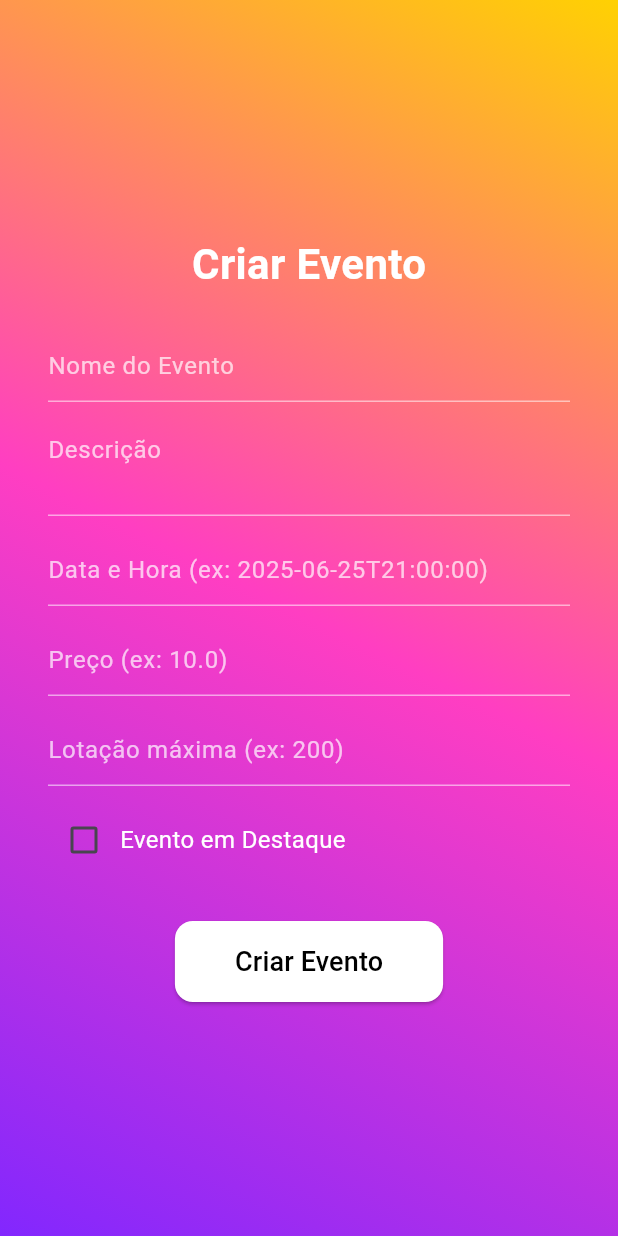
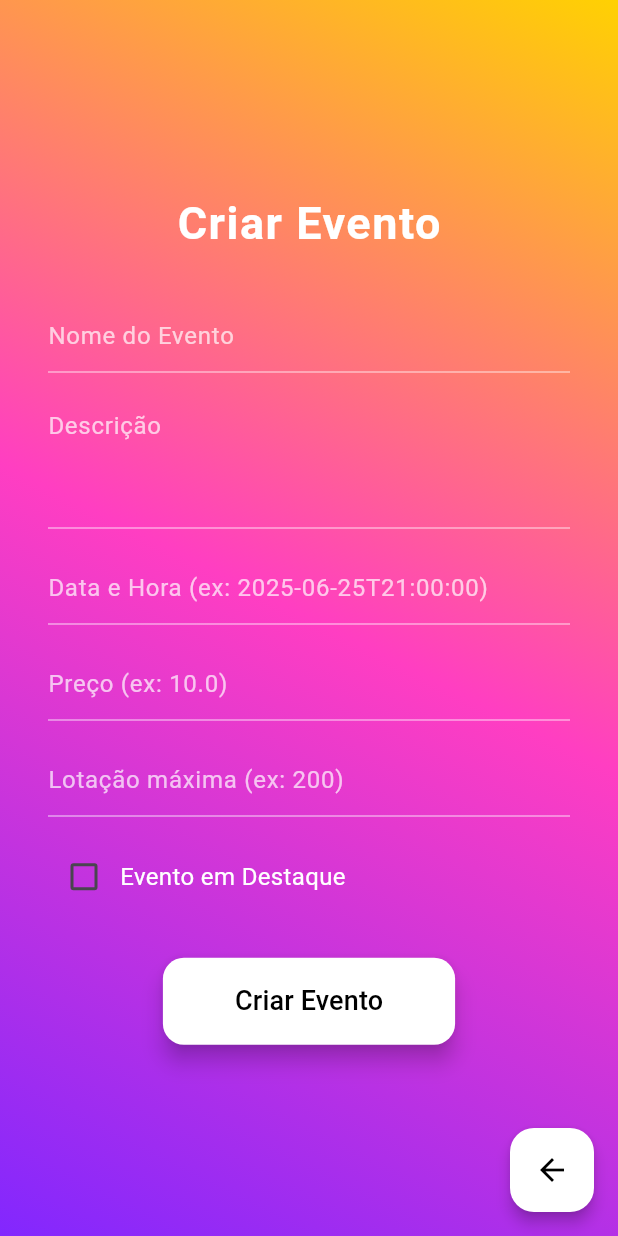
Before and after one commit to Reiis09/vibemaker-main, a Flutter app: the AdminPage screen opened directly, after a tap on "Criar Evento", on a phone screen of 412 x 824 dp. Run offline on Flutter 3.47's test engine with Material 3 defaults, Android fonts, the phone set to English and light mode, and no system bars; our stand-ins replace google_fonts, google_nav_bar, qr_flutter.

Commit message:
Versao final pbl

```diff
--- a/lib/admin_pages/adminhome_page.dart
+++ b/lib/admin_pages/adminhome_page.dart
@@ -23,27 +23,36 @@ class AdminPage extends StatelessWidget {
             end: Alignment.bottomLeft,
           ),
         ),
+        child: SafeArea(
           child: Center(
             child: Padding(
-            padding: const EdgeInsets.symmetric(horizontal: 32.0),
+              padding: const EdgeInsets.symmetric(horizontal: 24.0),
               child: Column(
-              mainAxisAlignment: MainAxisAlignment.center,
+                mainAxisSize: MainAxisSize.min,
                 children: [
+                  const Icon(
+                    Icons.admin_panel_settings_rounded,
+                    size: 60,
+                    color: Colors.white,
+                  ),
+                  const SizedBox(height: 16),
                   const Text(
                     "Painel de Administração",
+                    textAlign: TextAlign.center,
                     style: TextStyle(
                       fontSize: 26,
+                      fontWeight: FontWeight.bold,
                       color: Colors.white,
-                    fontWeight: FontWeight.bold,
+                      letterSpacing: 1.2,
                     ),
                   ),
                   const SizedBox(height: 40),
-                _buildAdminButton(
+                  _buildModernButton(
                     context,
-                  icon: Icons.add_circle_outline,
+                    icon: Icons.add_circle_outline_rounded,
                     text: "Criar Evento",
                     onTap: () {
-                    Navigator.pushReplacement(
+                      Navigator.push(
                         context,
                         MaterialPageRoute(
                           builder: (context) => const CriarEventoPage(),
@@ -51,13 +60,13 @@ class AdminPage extends StatelessWidget {
                       );
                     },
                   ),
-                const SizedBox(height: 24),
-                _buildAdminButton(
+                  const SizedBox(height: 20),
+                  _buildModernButton(
                     context,
-                  icon: Icons.add_circle_outline,
+                    icon: Icons.event_note_rounded,
                     text: "Ver Eventos",
                     onTap: () {
-                    Navigator.pushReplacement(
+                      Navigator.push(
                         context,
                         MaterialPageRoute(
                           builder: (context) => const VerEventosPage(),
@@ -70,48 +79,30 @@ class AdminPage extends StatelessWidget {
             ),
           ),
         ),
+      ),
     );
   }
 
-  Widget _buildAdminButton(
+  Widget _buildModernButton(
     BuildContext context, {
     required IconData icon,
     required String text,
     required VoidCallback onTap,
   }) {
-    return InkWell(
-      onTap: onTap,
-      borderRadius: BorderRadius.circular(20),
-      child: Ink(
-        decoration: BoxDecoration(
-          color: Colors.white.withOpacity(0.9),
-          borderRadius: BorderRadius.circular(20),
-          boxShadow: [
-            BoxShadow(
-              color: Colors.black.withOpacity(0.1),
-              blurRadius: 10,
-              offset: const Offset(0, 5),
+    return ElevatedButton.icon(
+      onPressed: onTap,
+      icon: Icon(icon, size: 24),
+      label: Text(
+        text,
+        style: const TextStyle(fontSize: 18, fontWeight: FontWeight.bold),
       ),
-          ],
-        ),
-        child: Padding(
-          padding: const EdgeInsets.symmetric(vertical: 20.0, horizontal: 16.0),
-          child: Row(
-            mainAxisAlignment: MainAxisAlignment.center,
-            children: [
-              Icon(icon, color: Colors.black, size: 28),
-              const SizedBox(width: 12),
-              Text(
-                text,
-                style: const TextStyle(
-                  color: Colors.black,
-                  fontSize: 18,
-                  fontWeight: FontWeight.w600,
-                ),
-              ),
-            ],
-          ),
-        ),
+      style: ElevatedButton.styleFrom(
+        backgroundColor: Colors.white.withOpacity(0.95),
+        foregroundColor: Colors.black87,
+        minimumSize: const Size(double.infinity, 60),
+        elevation: 8,
+        shadowColor: Colors.black26,
+        shape: RoundedRectangleBorder(borderRadius: BorderRadius.circular(16)),
       ),
     );
   }
--- a/lib/admin_pages/create_event.dart
+++ b/lib/admin_pages/create_event.dart
@@ -94,6 +94,13 @@ class _CriarEventoPageState extends State<CriarEventoPage> {
   @override
   Widget build(BuildContext context) {
     return Scaffold(
+      floatingActionButton: FloatingActionButton(
+        backgroundColor: Colors.white,
+        foregroundColor: Colors.black,
+        elevation: 4,
+        onPressed: () => Navigator.pop(context),
+        child: const Icon(Icons.arrow_back),
+      ),
       body: Container(
         decoration: const BoxDecoration(
           gradient: LinearGradient(
@@ -117,43 +124,44 @@ class _CriarEventoPageState extends State<CriarEventoPage> {
                   const Text(
                     'Criar Evento',
                     style: TextStyle(
-                      fontSize: 28,
+                      fontSize: 30,
                       fontWeight: FontWeight.bold,
                       color: Colors.white,
+                      letterSpacing: 1,
                     ),
                   ),
-                  const SizedBox(height: 24),
+                  const SizedBox(height: 30),
                   _buildTextField(
                     _nomeController,
                     'Nome do Evento',
                     'Nome é obrigatório',
                   ),
-                  const SizedBox(height: 12),
+                  const SizedBox(height: 16),
                   _buildTextField(
                     _descricaoController,
                     'Descrição',
                     'Descrição é obrigatória',
-                    maxLines: 2,
+                    maxLines: 3,
                   ),
-                  const SizedBox(height: 12),
+                  const SizedBox(height: 16),
                   _buildTextField(
                     _dataController,
                     'Data e Hora (ex: 2025-06-25T21:00:00)',
                     'Data é obrigatória',
                   ),
-                  const SizedBox(height: 12),
+                  const SizedBox(height: 16),
                   _buildTextField(
                     _precoController,
                     'Preço (ex: 10.0)',
                     'Preço é obrigatório',
                   ),
-                  const SizedBox(height: 12),
+                  const SizedBox(height: 16),
                   _buildTextField(
                     _lotacaoController,
                     'Lotação máxima (ex: 200)',
                     'Lotação é obrigatória',
                   ),
-                  const SizedBox(height: 12),
+                  const SizedBox(height: 16),
                   Row(
                     children: [
                       Checkbox(
@@ -172,7 +180,7 @@ class _CriarEventoPageState extends State<CriarEventoPage> {
                   ),
                   if (_errorMessage != null)
                     Padding(
-                      padding: const EdgeInsets.symmetric(vertical: 8),
+                      padding: const EdgeInsets.symmetric(vertical: 10),
                       child: Text(
                         _errorMessage!,
                         style: const TextStyle(color: Colors.redAccent),
@@ -185,19 +193,16 @@ class _CriarEventoPageState extends State<CriarEventoPage> {
                       backgroundColor: Colors.white,
                       foregroundColor: Colors.black,
                       padding: const EdgeInsets.symmetric(
-                        horizontal: 40,
-                        vertical: 14,
+                        horizontal: 48,
+                        vertical: 16,
                       ),
+                      elevation: 6,
                       shape: RoundedRectangleBorder(
-                        borderRadius: BorderRadius.circular(12),
+                        borderRadius: BorderRadius.circular(14),
                       ),
                     ),
                     child: _isLoading
-                        ? const SizedBox(
-                            width: 24,
-                            height: 24,
-                            child: CircularProgressIndicator(strokeWidth: 3),
-                          )
+                        ? const CircularProgressIndicator()
                         : const Text(
                             'Criar Evento',
                             style: TextStyle(fontSize: 18),
--- a/pubspec.yaml
+++ b/pubspec.yaml
@@ -38,6 +38,7 @@ dependencies:
   google_nav_bar: ^5.0.6
   http: ^1.4.0
   qr_flutter: ^4.1.0
+  lucide_icons: ^0.257.0
 
 dev_dependencies:
   flutter_test:
```
Also changed, not shown: pubspec.lock. Lines whose indentation alone changed are shown as unchanged.
